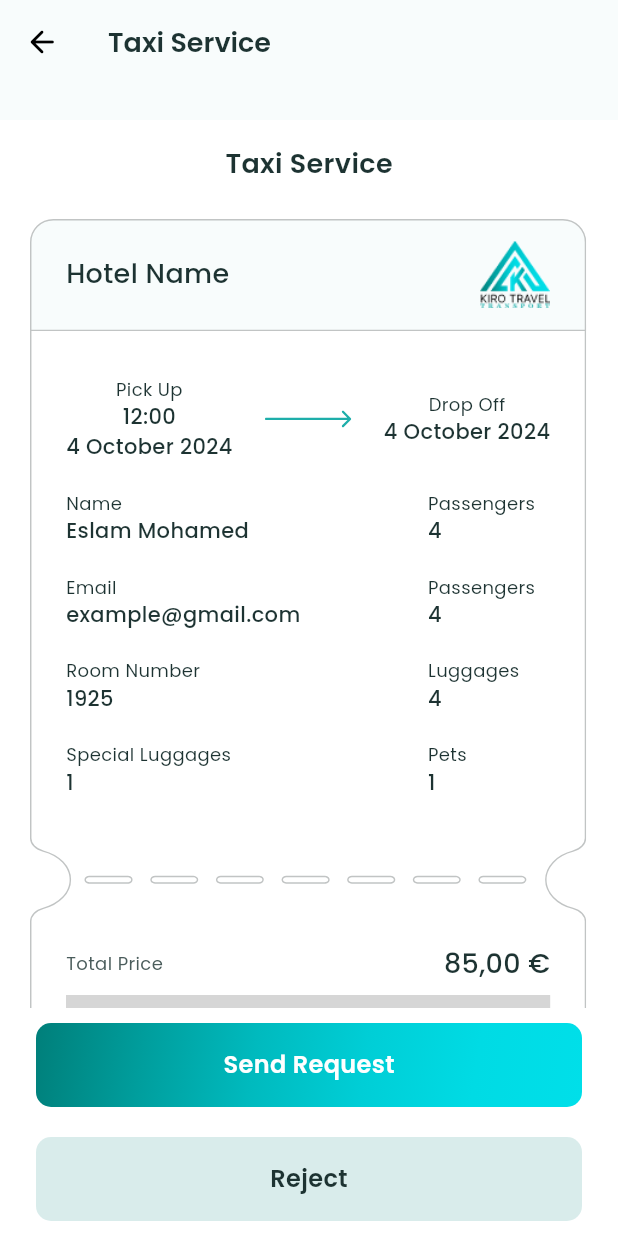
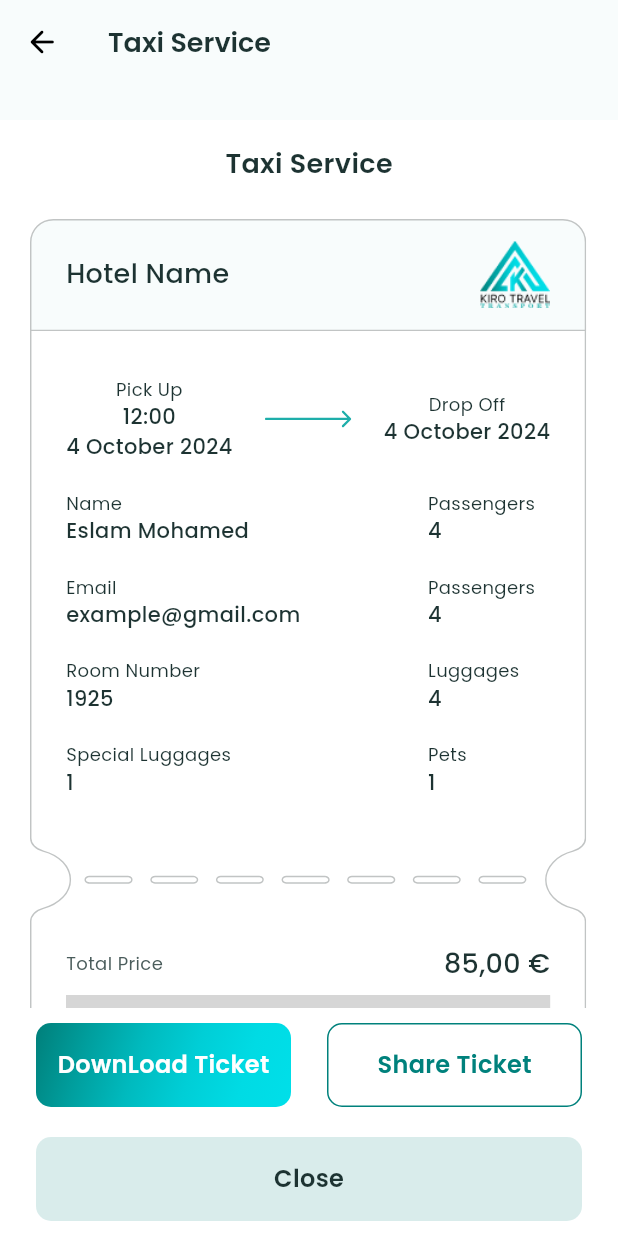
Before and after one commit to joeshwoa/taxi_booking, a Flutter app: the TaxiTicket screen opened directly, on a phone screen of 412 x 824 dp. Run offline on Flutter 3.47's test engine with Material 3 defaults, Android fonts, the phone set to English and light mode, and no system bars; drawn by our look-alikes of barcode_widget; our stand-ins replace easy_rich_text, flutter_bloc, flutter_dotenv, flutter_multi_formatter, flutter_rating_bar, flutter_svg and 6 more; missing offline and left inert: country_pickers, gif; accounts and stored records are empty; network calls fail; grey boxes are pictures that could not be loaded.

Commit message:
end app.

```diff
--- /dev/null
+++ b/lib/view/components/outline_button/outline_button.dart
@@ -0,0 +1,44 @@
+import 'package:flutter/material.dart';
+import 'package:google_fonts/google_fonts.dart';
+import 'package:taxi_booking/shared/colors.dart';
+
+class OutlineButton extends StatelessWidget {
+  const OutlineButton({super.key, required this.text, required this.onTap});
+
+  final String text;
+  final VoidCallback onTap;
+
+  @override
+  Widget build(BuildContext context) {
+    return InkWell(
+      focusColor: Colors.transparent,
+      highlightColor: Colors.transparent,
+      hoverColor: Colors.transparent,
+      splashColor: Colors.transparent,
+      onTap: onTap,
+      child: Container(
+        decoration: BoxDecoration(
+            borderRadius: BorderRadius.circular(10),
+            color: AppColor.scaffoldBackground,
+          border: Border.all(
+            color: AppColor.mainColor,
+            width: 1,
+          ),
+        ),
+        clipBehavior: Clip.antiAlias,
+        width: double.infinity,
+        height: 56,
+        child: Center(
+          child: Text(
+            text,
+            style: GoogleFonts.poppins(
+              color: AppColor.mainColor,
+              fontSize: 16,
+              fontWeight: FontWeight.w600,
+            ),
+          ),
+        ),
+      ),
+    );
+  }
+}
--- a/lib/view/screens/taxi_ticket/taxi_ticket.dart
+++ b/lib/view/screens/taxi_ticket/taxi_ticket.dart
@@ -1,15 +1,22 @@
+import 'dart:developer';
+import 'dart:ui';
+
 import 'package:barcode_widget/barcode_widget.dart';
+import 'dart:typed_data';
 import 'package:flutter/material.dart';
+import 'package:flutter/rendering.dart';
+import 'package:path_provider/path_provider.dart';
+import 'package:share_plus/share_plus.dart';
+import 'dart:io';
 import 'package:flutter_svg/flutter_svg.dart';
-import 'dart:math';
 import 'package:google_fonts/google_fonts.dart';
 import 'package:taxi_booking/generated/assets.dart';
 import 'package:taxi_booking/shared/colors.dart';
-import 'package:taxi_booking/view/components/alert/alert.dart';
 import 'package:taxi_booking/view/components/gradient_button/gradient_button.dart';
 import 'package:taxi_booking/view/components/main_button/main_button.dart';
-import 'package:taxi_booking/view/screens/reject_request/reject_request.dart';
-import 'package:taxi_booking/view/screens/taxi_booking_details_where_when/taxi_booking_details_where_when.dart';
+import 'package:taxi_booking/view/components/outline_button/outline_button.dart';
+import 'package:taxi_booking/view/components/toast/toast.dart';
+import 'package:permission_handler/permission_handler.dart';
 
 class TaxiTicket extends StatefulWidget {
   const TaxiTicket({super.key,});
@@ -19,6 +26,49 @@ class TaxiTicket extends StatefulWidget {
 }
 
 class _TaxiTicketState extends State<TaxiTicket> {
+
+  GlobalKey globalKeyOfTicketWidget = GlobalKey();
+
+  Future<void> captureAndSharePng() async {
+    try {
+      RenderRepaintBoundary boundary =
+      globalKeyOfTicketWidget.currentContext!.findRenderObject() as RenderRepaintBoundary;
+      var image = await boundary.toImage();
+      ByteData? byteData = await image.toByteData(format: ImageByteFormat.png);
+      Uint8List pngBytes = byteData!.buffer.asUint8List();
+
+      final tempDir = await getTemporaryDirectory();
+      final file = await File('${tempDir.path}/ticket.png').create();
+      await file.writeAsBytes(pngBytes);
+
+      Share.shareXFiles([XFile(file.path)], text: 'Check out my ticket!');
+    } catch (e) {
+      log(e.toString());
+    }
+  }
+
+  Future<void> captureAndSavePng() async {
+    try {
+      // Request storage permissions
+      if (await Permission.storage.request().isGranted) {
+        RenderRepaintBoundary boundary =
+        globalKeyOfTicketWidget.currentContext!.findRenderObject() as RenderRepaintBoundary;
+        var image = await boundary.toImage();
+        ByteData? byteData = await image.toByteData(format: ImageByteFormat.png);
+        Uint8List pngBytes = byteData!.buffer.asUint8List();
+
+        final downloadsDir = await getDownloadsDirectory();
+        final file = await File('${downloadsDir!.path}/ticket.png').create();
+        await file.writeAsBytes(pngBytes);
+
+        showToast('Ticket saved to Download folder');
+      } else {
+        showToast('Permission denied');
+      }
+    } catch (e) {
+      log(e.toString());
+    }
+  }
 
   @override
   Widget build(BuildContext context) {
@@ -74,6 +124,8 @@ class _TaxiTicketState extends State<TaxiTicket> {
                     ),
                     Padding(
                       padding: const EdgeInsets.only(top: 8.0, bottom: 4, left: 20),
+                      child: RepaintBoundary(
+                        key: globalKeyOfTicketWidget,
                         child: Stack(
                           children: [
                             SizedBox(
@@ -479,49 +531,32 @@ class _TaxiTicketState extends State<TaxiTicket> {
                           ],
                         ),
                       ),
+                    ),
                   ],
                 )),
           ),
           Padding(
             padding:
             const EdgeInsets.symmetric(vertical: 10, horizontal: 24),
-            child: GradientButton(text: 'Send Request', onTap: () {
-              Random random = Random();
-              if (random.nextBool()) {
-                showDialog(context: context, builder: (context) => AppAlert(
-                  imagePath: Assets.imagesAlertCar,
-                  imageType: ImageType.static,
-                  title: 'Taxi Request Sent Successfully',
-                  message: 'We have received your request and will let you know when the driver has reached your pick-up point( Subject to Availability )\nThank you for choosing our service',
-                  onTap: () {
-                    Navigator.of(context).pop();
-                  },
-                  buttonText: 'Call us +33 6 44 9 1 53 10',
-                ));
-              } else {
-                showDialog(context: context, builder: (context) => AppAlert(
-                  imagePath: Assets.gifsSadImoji,
-                  imageType: ImageType.gif,
-                  title: 'No car available now',
-                  message: 'We regret to inform you that there are currently no vehicles available for the requested itinerary. Please book your next transfer in advance.',
-                  onTap: () {
-                    while(Navigator.canPop(context)) {
-                      Navigator.pop(context);
-                    }
-                    Navigator.pushReplacement(context, MaterialPageRoute(builder: (context) => const TaxiBookingDetailsWhereWhen(),));
-                  },
-                  buttonText: 'Home Page',
-                ));
-              }
-            }),
+            child: Row(
+              crossAxisAlignment: CrossAxisAlignment.center,
+              mainAxisSize: MainAxisSize.max,
+              children: [
+                Expanded(child: GradientButton(text: 'DownLoad Ticket', onTap: captureAndSavePng)),
+                const SizedBox(width: 24),
+                Expanded(child: OutlineButton(text: 'Share Ticket', onTap: captureAndSharePng))
+              ],
+            ),
           ),
           Padding(
             padding:
             const EdgeInsets.symmetric(vertical: 10, horizontal: 24),
             child: MainButton(
-                text: 'Reject',
+                text: 'Close',
                 onTap: () {
-                  Navigator.push(context, MaterialPageRoute(builder: (context) => const RejectRequest(),));
+                  if (Navigator.canPop(context)) {
+                    Navigator.pop(context);
+                  }
                 }),
           ),
         ],
--- a/pubspec.yaml
+++ b/pubspec.yaml
@@ -52,6 +52,9 @@ dependencies:
   fluttertoast: ^8.2.6
   shared_preferences: ^2.2.3
   flutter_svg: ^2.0.10+1
+  share_plus: ^9.0.0
+  path_provider: ^2.1.3
+  permission_handler: ^11.3.1
 
 dev_dependencies:
   flutter_test:
```
Also changed, not shown: pubspec.lock. Lines whose indentation alone changed are shown as unchanged.
